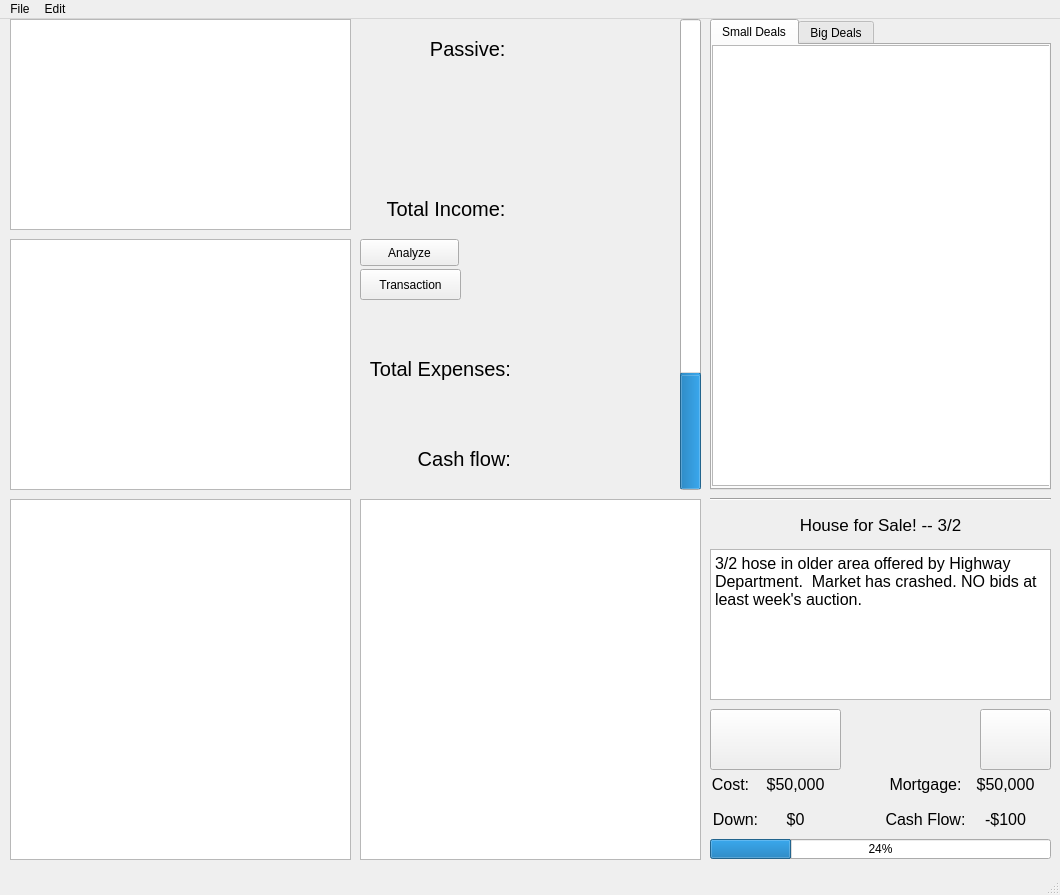
Rightside-Two-0/Rightside_Two.0, file guis/financial.ui: the form before one commit.
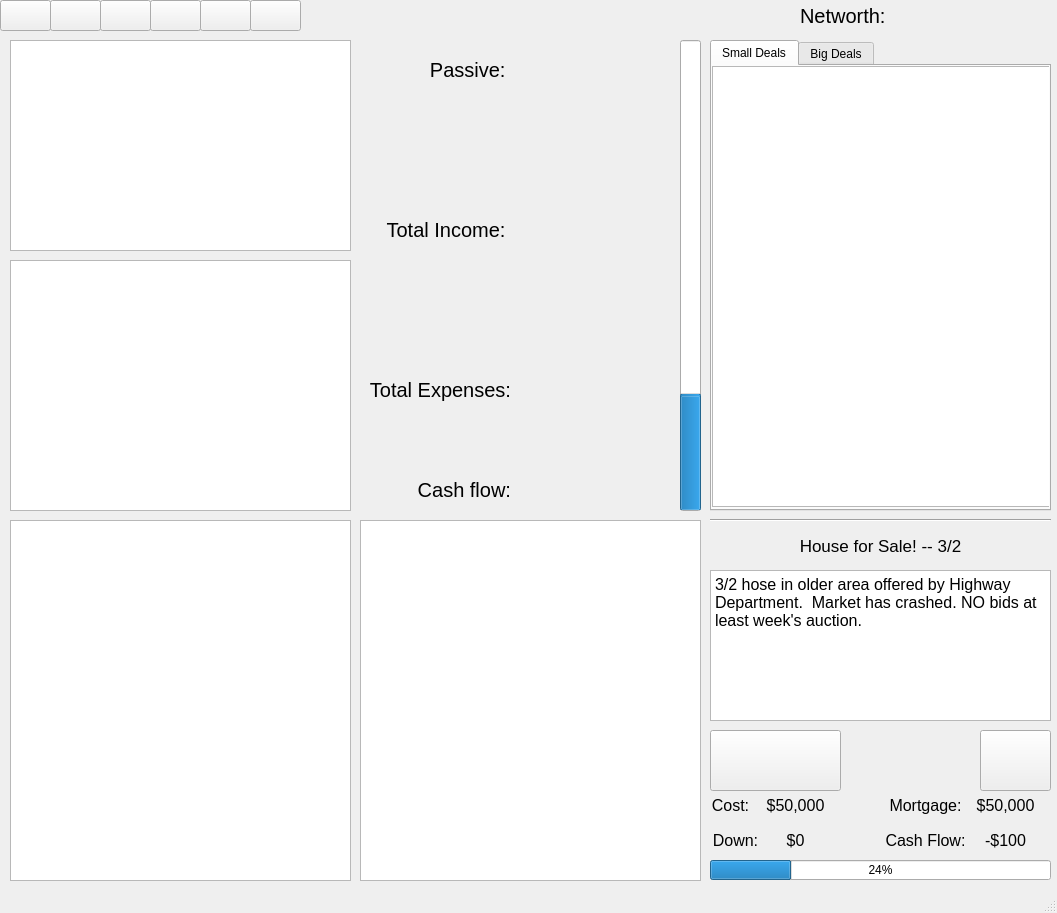
The form after the commit. Icons and pictures are not drawn.

```diff
--- a/guis/financial.ui
+++ b/guis/financial.ui
@@ -6,8 +6,8 @@
    <rect>
     <x>0</x>
     <y>0</y>
-    <width>1060</width>
-    <height>895</height>
+    <width>1057</width>
+    <height>913</height>
    </rect>
   </property>
   <property name="windowTitle">
@@ -20,24 +20,11 @@
    <bool>true</bool>
   </property>
   <widget class="QWidget" name="centralwidget">
-   <widget class="QPushButton" name="analyze_button">
-    <property name="geometry">
-     <rect>
-      <x>360</x>
-      <y>220</y>
-      <width>99</width>
-      <height>27</height>
-     </rect>
-    </property>
-    <property name="text">
-     <string>Analyze</string>
-    </property>
-   </widget>
    <widget class="QTreeView" name="expenses_view">
     <property name="geometry">
      <rect>
       <x>10</x>
-      <y>220</y>
+      <y>260</y>
       <width>341</width>
       <height>251</height>
      </rect>
@@ -50,7 +37,7 @@
     <property name="geometry">
      <rect>
       <x>10</x>
-      <y>480</y>
+      <y>520</y>
       <width>341</width>
       <height>361</height>
      </rect>
@@ -63,7 +50,7 @@
     <property name="geometry">
      <rect>
       <x>360</x>
-      <y>480</y>
+      <y>520</y>
       <width>341</width>
       <height>361</height>
      </rect>
@@ -76,7 +63,7 @@
     <property name="geometry">
      <rect>
       <x>680</x>
-      <y>0</y>
+      <y>40</y>
       <width>21</width>
       <height>471</height>
      </rect>
@@ -91,33 +78,11 @@
      <enum>Qt::Vertical</enum>
     </property>
    </widget>
-   <widget class="QPushButton" name="add_transaction">
-    <property name="geometry">
-     <rect>
-      <x>360</x>
-      <y>250</y>
-      <width>101</width>
-      <height>31</height>
-     </rect>
-    </property>
-    <property name="toolTip">
-     <string>&lt;html&gt;&lt;head/&gt;&lt;body&gt;&lt;p&gt;New Transaction&lt;/p&gt;&lt;/body&gt;&lt;/html&gt;</string>
-    </property>
-    <property name="text">
-     <string>Transaction</string>
-    </property>
-    <property name="iconSize">
-     <size>
-      <width>133</width>
-      <height>78</height>
-     </size>
-    </property>
-   </widget>
    <widget class="QTreeView" name="income_view">
     <property name="geometry">
      <rect>
       <x>10</x>
-      <y>0</y>
+      <y>40</y>
       <width>341</width>
       <height>211</height>
      </rect>
@@ -133,7 +98,7 @@
     <property name="geometry">
      <rect>
       <x>520</x>
-      <y>10</y>
+      <y>50</y>
       <width>141</width>
       <height>41</height>
      </rect>
@@ -163,7 +128,7 @@
     <property name="geometry">
      <rect>
       <x>520</x>
-      <y>170</y>
+      <y>210</y>
       <width>141</width>
       <height>41</height>
      </rect>
@@ -193,7 +158,7 @@
     <property name="geometry">
      <rect>
       <x>520</x>
-      <y>330</y>
+      <y>370</y>
       <width>141</width>
       <height>41</height>
      </rect>
@@ -223,7 +188,7 @@
     <property name="geometry">
      <rect>
       <x>520</x>
-      <y>420</y>
+      <y>470</y>
       <width>141</width>
       <height>41</height>
      </rect>
@@ -253,7 +218,7 @@
     <property name="geometry">
      <rect>
       <x>710</x>
-      <y>0</y>
+      <y>40</y>
       <width>341</width>
       <height>471</height>
      </rect>
@@ -308,7 +273,7 @@
     <property name="geometry">
      <rect>
       <x>710</x>
-      <y>480</y>
+      <y>520</y>
       <width>341</width>
       <height>51</height>
      </rect>
@@ -329,7 +294,7 @@
     <property name="geometry">
      <rect>
       <x>710</x>
-      <y>530</y>
+      <y>570</y>
       <width>341</width>
       <height>151</height>
      </rect>
@@ -346,7 +311,7 @@
     <property name="geometry">
      <rect>
       <x>710</x>
-      <y>690</y>
+      <y>730</y>
       <width>131</width>
       <height>61</height>
      </rect>
@@ -372,7 +337,7 @@
     <property name="geometry">
      <rect>
       <x>980</x>
-      <y>690</y>
+      <y>730</y>
       <width>71</width>
       <height>61</height>
      </rect>
@@ -398,7 +363,7 @@
     <property name="geometry">
      <rect>
       <x>710</x>
-      <y>750</y>
+      <y>790</y>
       <width>41</width>
       <height>31</height>
      </rect>
@@ -414,7 +379,7 @@
     <property name="geometry">
      <rect>
       <x>710</x>
-      <y>790</y>
+      <y>830</y>
       <width>51</width>
       <height>21</height>
      </rect>
@@ -430,7 +395,7 @@
     <property name="geometry">
      <rect>
       <x>760</x>
-      <y>750</y>
+      <y>790</y>
       <width>71</width>
       <height>31</height>
      </rect>
@@ -446,7 +411,7 @@
     <property name="geometry">
      <rect>
       <x>760</x>
-      <y>780</y>
+      <y>820</y>
       <width>71</width>
       <height>41</height>
      </rect>
@@ -462,7 +427,7 @@
     <property name="geometry">
      <rect>
       <x>880</x>
-      <y>750</y>
+      <y>790</y>
       <width>91</width>
       <height>31</height>
      </rect>
@@ -478,7 +443,7 @@
     <property name="geometry">
      <rect>
       <x>960</x>
-      <y>750</y>
+      <y>790</y>
       <width>91</width>
       <height>31</height>
      </rect>
@@ -494,7 +459,7 @@
     <property name="geometry">
      <rect>
       <x>880</x>
-      <y>780</y>
+      <y>820</y>
       <width>91</width>
       <height>41</height>
      </rect>
@@ -510,7 +475,7 @@
     <property name="geometry">
      <rect>
       <x>960</x>
-      <y>780</y>
+      <y>820</y>
       <width>91</width>
       <height>41</height>
      </rect>
@@ -526,7 +491,7 @@
     <property name="geometry">
      <rect>
       <x>710</x>
-      <y>470</y>
+      <y>510</y>
       <width>341</width>
       <height>21</height>
      </rect>
@@ -539,7 +504,7 @@
     <property name="geometry">
      <rect>
       <x>370</x>
-      <y>10</y>
+      <y>50</y>
       <width>141</width>
       <height>41</height>
      </rect>
@@ -569,7 +534,7 @@
     <property name="geometry">
      <rect>
       <x>370</x>
-      <y>170</y>
+      <y>210</y>
       <width>141</width>
       <height>41</height>
      </rect>
@@ -599,7 +564,7 @@
     <property name="geometry">
      <rect>
       <x>360</x>
-      <y>330</y>
+      <y>370</y>
       <width>151</width>
       <height>41</height>
      </rect>
@@ -629,7 +594,7 @@
     <property name="geometry">
      <rect>
       <x>370</x>
-      <y>420</y>
+      <y>470</y>
       <width>141</width>
       <height>41</height>
      </rect>
@@ -659,7 +624,7 @@
     <property name="geometry">
      <rect>
       <x>710</x>
-      <y>820</y>
+      <y>860</y>
       <width>341</width>
       <height>20</height>
      </rect>
@@ -671,38 +636,177 @@
      <number>24</number>
     </property>
    </widget>
+   <widget class="QWidget" name="menu_bar" native="true">
+    <property name="geometry">
+     <rect>
+      <x>-10</x>
+      <y>0</y>
+      <width>1071</width>
+      <height>31</height>
+     </rect>
+    </property>
+    <widget class="QPushButton" name="analyze_button">
+     <property name="geometry">
+      <rect>
+       <x>210</x>
+       <y>0</y>
+       <width>51</width>
+       <height>31</height>
+      </rect>
+     </property>
+     <property name="toolTip">
+      <string>&lt;html&gt;&lt;head/&gt;&lt;body&gt;&lt;p&gt;Analyze Property&lt;/p&gt;&lt;/body&gt;&lt;/html&gt;</string>
+     </property>
+     <property name="text">
+      <string/>
+     </property>
+     <property name="icon">
+      <iconset>
+       <normaloff>../../../../icons/abacus.png</normaloff>../../../../icons/abacus.png</iconset>
+     </property>
+    </widget>
+    <widget class="QPushButton" name="add_transaction">
+     <property name="geometry">
+      <rect>
+       <x>260</x>
+       <y>0</y>
+       <width>51</width>
+       <height>31</height>
+      </rect>
+     </property>
+     <property name="toolTip">
+      <string>&lt;html&gt;&lt;head/&gt;&lt;body&gt;&lt;p&gt;New Transaction&lt;/p&gt;&lt;/body&gt;&lt;/html&gt;</string>
+     </property>
+     <property name="text">
+      <string/>
+     </property>
+     <property name="icon">
+      <iconset>
+       <normaloff>../../../../icons/cheque--arrow.png</normaloff>../../../../icons/cheque--arrow.png</iconset>
+     </property>
+    </widget>
+    <widget class="QPushButton" name="add_asset">
+     <property name="geometry">
+      <rect>
+       <x>10</x>
+       <y>0</y>
+       <width>51</width>
+       <height>31</height>
+      </rect>
+     </property>
+     <property name="toolTip">
+      <string>&lt;html&gt;&lt;head/&gt;&lt;body&gt;&lt;p&gt;Add Asset&lt;/p&gt;&lt;/body&gt;&lt;/html&gt;</string>
+     </property>
+     <property name="text">
+      <string/>
+     </property>
+     <property name="icon">
+      <iconset>
+       <normaloff>../../../../icons/crown--plus.png</normaloff>../../../../icons/crown--plus.png</iconset>
+     </property>
+    </widget>
+    <widget class="QPushButton" name="liquidate_asset">
+     <property name="geometry">
+      <rect>
+       <x>60</x>
+       <y>0</y>
+       <width>51</width>
+       <height>31</height>
+      </rect>
+     </property>
+     <property name="toolTip">
+      <string>&lt;html&gt;&lt;head/&gt;&lt;body&gt;&lt;p&gt;Liquidate Asset&lt;/p&gt;&lt;/body&gt;&lt;/html&gt;</string>
+     </property>
+     <property name="text">
+      <string/>
+     </property>
+     <property name="icon">
+      <iconset>
+       <normaloff>../../../../icons/crown--minus.png</normaloff>../../../../icons/crown--minus.png</iconset>
+     </property>
+    </widget>
+    <widget class="QPushButton" name="add_liability">
+     <property name="geometry">
+      <rect>
+       <x>110</x>
+       <y>0</y>
+       <width>51</width>
+       <height>31</height>
+      </rect>
+     </property>
+     <property name="toolTip">
+      <string>&lt;html&gt;&lt;head/&gt;&lt;body&gt;&lt;p&gt;Add Liability&lt;/p&gt;&lt;/body&gt;&lt;/html&gt;</string>
+     </property>
+     <property name="text">
+      <string/>
+     </property>
+     <property name="icon">
+      <iconset>
+       <normaloff>../../../../icons/money--plus.png</normaloff>../../../../icons/money--plus.png</iconset>
+     </property>
+    </widget>
+    <widget class="QPushButton" name="add_liability_2">
+     <property name="geometry">
+      <rect>
+       <x>160</x>
+       <y>0</y>
+       <width>51</width>
+       <height>31</height>
+      </rect>
+     </property>
+     <property name="toolTip">
+      <string>&lt;html&gt;&lt;head/&gt;&lt;body&gt;&lt;p&gt;Reduce Liability&lt;/p&gt;&lt;/body&gt;&lt;/html&gt;</string>
+     </property>
+     <property name="text">
+      <string/>
+     </property>
+     <property name="icon">
+      <iconset>
+       <normaloff>../../../../icons/money--minus.png</normaloff>../../../../icons/money--minus.png</iconset>
+     </property>
+    </widget>
+    <widget class="QLabel" name="label_2">
+     <property name="geometry">
+      <rect>
+       <x>810</x>
+       <y>0</y>
+       <width>91</width>
+       <height>31</height>
+      </rect>
+     </property>
+     <property name="font">
+      <font>
+       <pointsize>15</pointsize>
+      </font>
+     </property>
+     <property name="text">
+      <string>Networth: </string>
+     </property>
+    </widget>
+    <widget class="QLabel" name="networth_label">
+     <property name="geometry">
+      <rect>
+       <x>900</x>
+       <y>0</y>
+       <width>151</width>
+       <height>31</height>
+      </rect>
+     </property>
+     <property name="font">
+      <font>
+       <pointsize>15</pointsize>
+      </font>
+     </property>
+     <property name="text">
+      <string/>
+     </property>
+     <property name="alignment">
+      <set>Qt::AlignRight|Qt::AlignTrailing|Qt::AlignVCenter</set>
+     </property>
+    </widget>
+   </widget>
   </widget>
   <widget class="QStatusBar" name="statusbar"/>
-  <widget class="QMenuBar" name="menuBar">
-   <property name="geometry">
-    <rect>
-     <x>0</x>
-     <y>0</y>
-     <width>1060</width>
-     <height>25</height>
-    </rect>
-   </property>
-   <widget class="QMenu" name="menuFile">
-    <property name="title">
-     <string>File</string>
-    </property>
-    <addaction name="account_menut_item"/>
-    <addaction name="actionRemove_Account"/>
-   </widget>
-   <widget class="QMenu" name="menuEdit">
-    <property name="title">
-     <string>Edit</string>
-    </property>
-    <addaction name="actionIncome"/>
-    <addaction name="actionExpense"/>
-    <addaction name="actionAsset"/>
-    <addaction name="actionLiability"/>
-    <addaction name="separator"/>
-    <addaction name="actionTransaction"/>
-   </widget>
-   <addaction name="menuFile"/>
-   <addaction name="menuEdit"/>
-  </widget>
   <action name="actionIncome">
    <property name="text">
     <string>Income</string>
```
